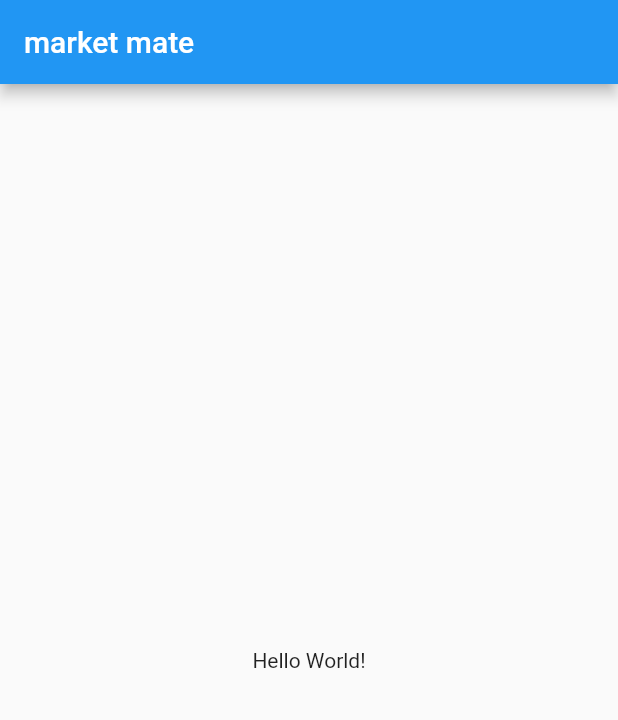
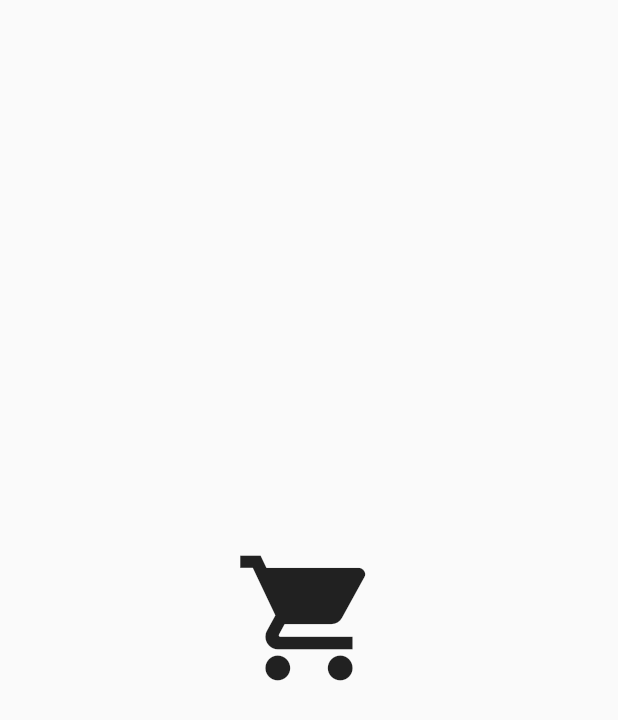
Before and after one commit to ahamedashib/marketmate, a Flutter app: the screen it shows after launch, on a phone screen of 412 x 824 dp. Shown: the top 720 px of the screen. Run offline on Flutter 3.47's test engine with Material 2 defaults, Android fonts, the phone set to English and light mode, and no system bars.

Commit message:
splashscreen

```diff
--- /dev/null
+++ b/marketmate/lib/Screens/splashscreen.dart
@@ -0,0 +1,16 @@
+import 'package:flutter/material.dart';
+
+class SplashScreen extends StatelessWidget {
+  const SplashScreen({super.key});
+
+  @override
+  Widget build(BuildContext context) {
+    return Scaffold(
+        body: Center(
+      child: Icon(
+        Icons.local_grocery_store,
+        size: 100,
+      ),
+    ));
+  }
+}
--- a/marketmate/lib/main.dart
+++ b/marketmate/lib/main.dart
@@ -1,4 +1,5 @@
 import 'package:flutter/material.dart';
+import 'package:marketmate/Screens/splashscreen.dart';
 
 void main() {
   runApp(const MainApp());
@@ -9,14 +10,8 @@ class MainApp extends StatelessWidget {
 
   @override
   Widget build(BuildContext context) {
-    return  MaterialApp(
-      home: Scaffold(
-        appBar: AppBar(title: const Text("market mate")),
-        body: const Center(
-
-          child: Text('Hello World!'),
-        ),
-      ),
+    return const MaterialApp(
+      home: SplashScreen(),
     );
   }
 }
```
